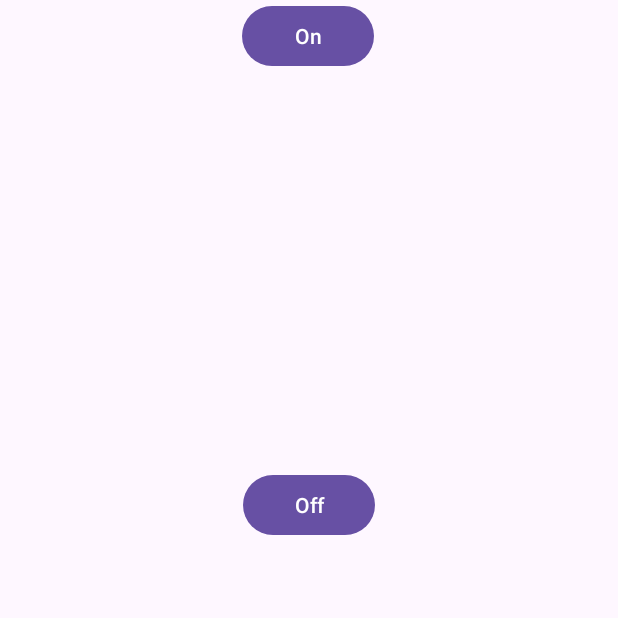
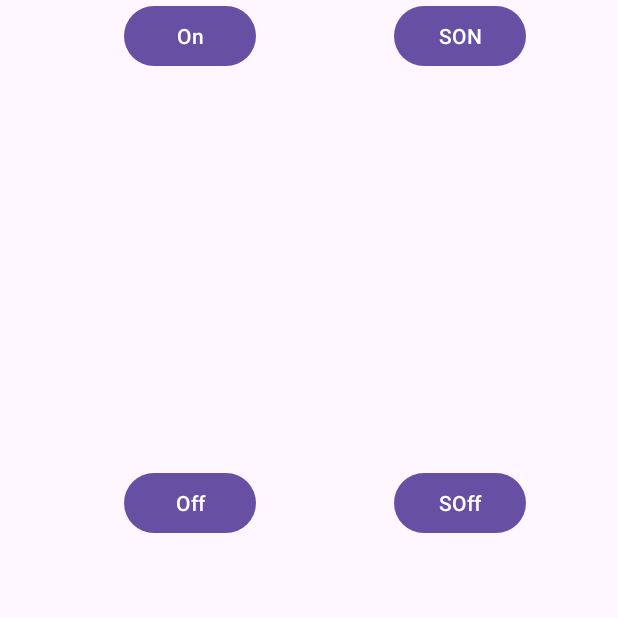
Before and after one commit to Goodparker/raspberry-pi, an Android app: the screen it shows after launch (MainActivity), on a phone screen of 412 x 824 dp, the top half of it. Run offline under Robolectric (Android 15) with nearby library versions, the phone set to English and light mode, and no system bars.

```diff
--- a/app/src/main/java/com/example/raspberry_pi_project/ApiService.java
+++ b/app/src/main/java/com/example/raspberry_pi_project/ApiService.java
@@ -7,4 +7,7 @@ import retrofit2.http.Path;
 public interface ApiService {
     @GET("/light/{state}")
     Call<Void> toggleLight(@Path("state") String state);
+
+    @GET("/servo/{state}")
+    Call<Void> toggleServo(@Path("state") String state);
 }
--- a/app/src/main/java/com/example/raspberry_pi_project/MainActivity.java
+++ b/app/src/main/java/com/example/raspberry_pi_project/MainActivity.java
@@ -13,7 +13,7 @@ import retrofit2.Callback;
 import retrofit2.Response;
 
 public class MainActivity extends AppCompatActivity {
-    private Button btnLightOn, btnLightOff;
+    private Button btnLightOn, btnLightOff,btnServoOn,btnServoOff;
     private ApiService apiService;
 
     @Override
@@ -23,6 +23,9 @@ public class MainActivity extends AppCompatActivity {
 
         btnLightOn = findViewById(R.id.btnOn);
         btnLightOff = findViewById(R.id.btnOff);
+        btnServoOn = findViewById(R.id.btnServoON);
+        btnServoOff = findViewById(R.id.btnServoOFF);
+
 
         apiService = ApiClient.getClient().create(ApiService.class);
 
@@ -39,6 +42,16 @@ public class MainActivity extends AppCompatActivity {
                 toggleLight("off");
             }
         });
+
+        btnServoOn.setOnClickListener(new View.OnClickListener() {
+            @Override
+            public void onClick(View v) {toggleServo("on");}
+        });
+        btnServoOff.setOnClickListener(new View.OnClickListener() {
+            @Override
+            public void onClick(View v) {toggleServo("off");}
+        });
+
     }
 
     private void toggleLight(String state) {
@@ -57,4 +70,21 @@ public class MainActivity extends AppCompatActivity {
             }
         });
     }
+
+    private void toggleServo(String state) {
+        Call<Void> call = apiService.toggleServo(state);
+        call.enqueue(new Callback<Void>() {
+            @Override
+            public void onResponse(Call<Void> call, Response<Void> response) {
+                if (response.isSuccessful()) {
+                    Toast.makeText(MainActivity.this, "Servo turned " + state, Toast.LENGTH_SHORT).show();
+                }
+            }
+
+            @Override
+            public void onFailure(Call<Void> call, Throwable t) {
+                Toast.makeText(MainActivity.this, "Error: " + t.getMessage(), Toast.LENGTH_SHORT).show();
+            }
+        });
+    }
 }
--- a/app/src/main/res/layout/activity_main.xml
+++ b/app/src/main/res/layout/activity_main.xml
@@ -13,10 +13,10 @@
         android:layout_height="wrap_content"
         android:text="On"
         app:layout_constraintEnd_toEndOf="parent"
-        app:layout_constraintHorizontal_bias="0.498"
+        app:layout_constraintHorizontal_bias="0.256"
         app:layout_constraintStart_toStartOf="parent"
         tools:ignore="MissingConstraints"
-        tools:layout_editor_absoluteY="216dp" />
+        tools:layout_editor_absoluteY="208dp" />
 
     <Button
         android:id="@+id/btnOff"
@@ -25,10 +25,36 @@
         android:text="Off"
         app:layout_constraintBottom_toBottomOf="parent"
         app:layout_constraintEnd_toEndOf="parent"
-        app:layout_constraintHorizontal_bias="0.501"
+        app:layout_constraintHorizontal_bias="0.256"
         app:layout_constraintStart_toStartOf="parent"
         app:layout_constraintTop_toBottomOf="@+id/btnOn"
-        app:layout_constraintVertical_bias="0.364"
+        app:layout_constraintVertical_bias="0.362"
+        tools:ignore="MissingConstraints" />
+
+    <Button
+        android:id="@+id/btnServoOFF"
+        android:layout_width="wrap_content"
+        android:layout_height="wrap_content"
+        android:text="SOff"
+        app:layout_constraintBottom_toBottomOf="parent"
+        app:layout_constraintEnd_toEndOf="parent"
+        app:layout_constraintHorizontal_bias="0.811"
+        app:layout_constraintStart_toStartOf="parent"
+        app:layout_constraintTop_toBottomOf="@+id/btnOn"
+        app:layout_constraintVertical_bias="0.362"
+        tools:ignore="MissingConstraints" />
+
+    <Button
+        android:id="@+id/btnServoON"
+        android:layout_width="wrap_content"
+        android:layout_height="wrap_content"
+        android:text="SON"
+        app:layout_constraintBottom_toBottomOf="parent"
+        app:layout_constraintEnd_toEndOf="parent"
+        app:layout_constraintHorizontal_bias="0.811"
+        app:layout_constraintStart_toStartOf="parent"
+        app:layout_constraintTop_toTopOf="@+id/btnOn"
+        app:layout_constraintVertical_bias="0.0"
         tools:ignore="MissingConstraints" />
 
     <androidx.constraintlayout.widget.Guideline
@@ -37,4 +63,4 @@
         android:layout_height="wrap_content"
         android:orientation="horizontal"
         app:layout_constraintGuide_begin="20dp" />
-</androidx.constraintlayout.widget.ConstraintLayout>
+    </androidx.constraintlayout.widget.ConstraintLayout>
```
